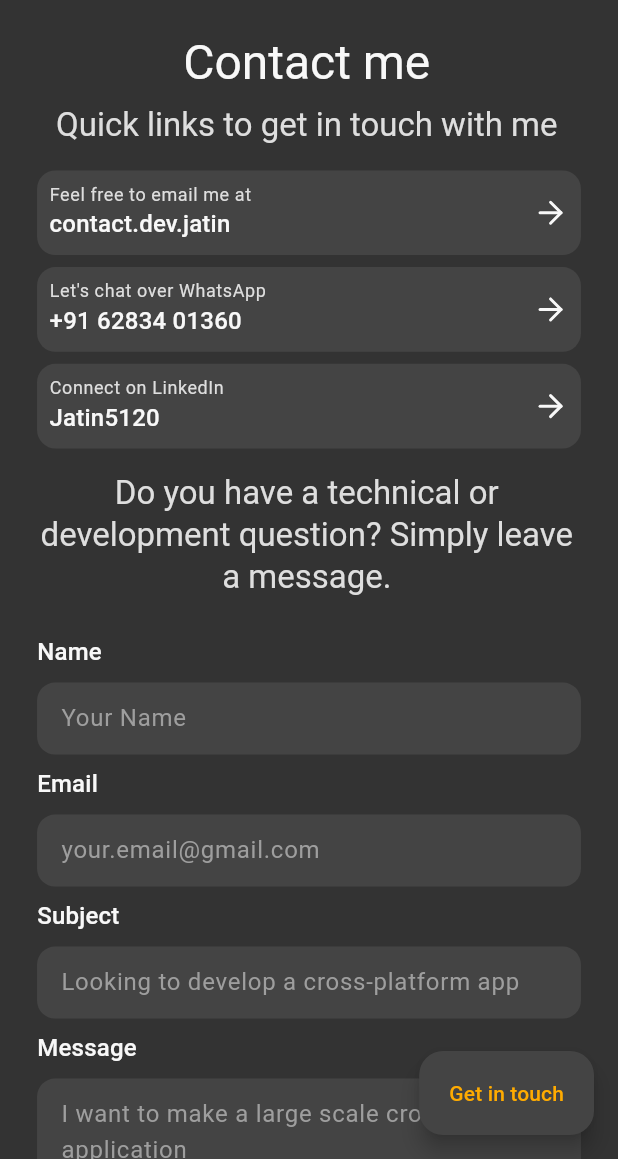
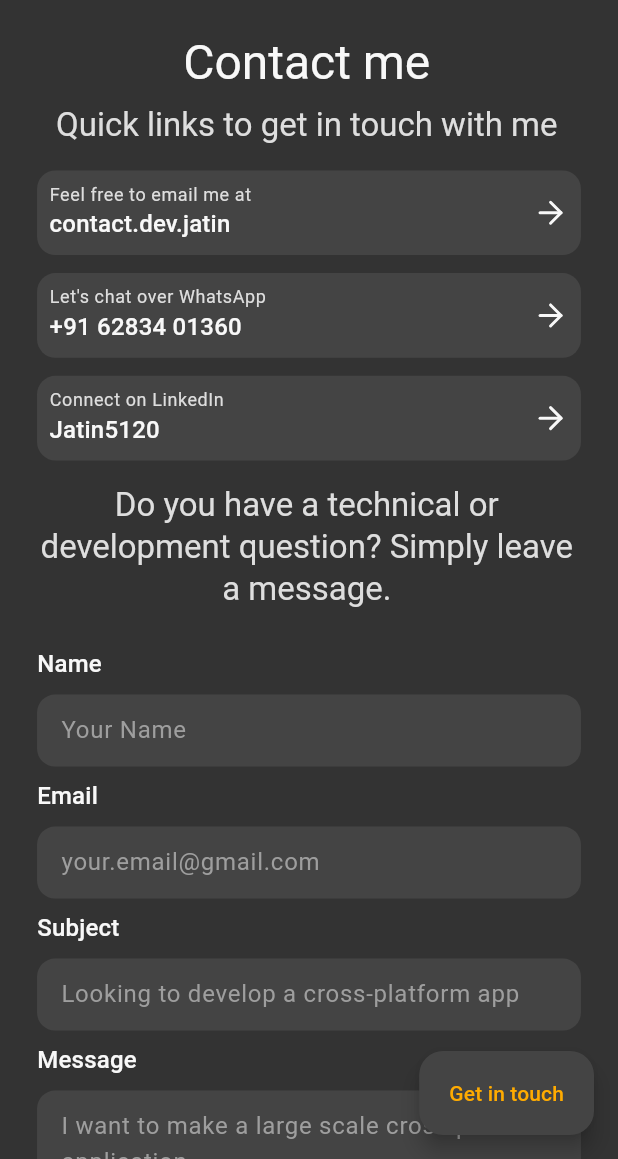
Before and after one commit to Jatin5120/portfolio, a Flutter app: the screen it shows after launch, scrolled down 2304 dp, on a phone screen of 412 x 824 dp, the part 77-1236 px from its top. Run offline on Flutter 3.47's test engine with Material 3 defaults, Android fonts, the phone set to English and light mode, and no system bars; our stand-ins replace cloud_firestore, firebase_core, flutter_screenutil, flutter_svg, get, google_fonts and 2 more; accounts and stored records are empty.

Commit message:
fix: contact card spacing

```diff
--- a/lib/views/dashboard/views/contact/mobile.dart
+++ b/lib/views/dashboard/views/contact/mobile.dart
@@ -31,7 +31,7 @@ class _ContactMobile extends StatelessWidget {
                       e,
                       state: ResponsiveState.mobile,
                     ))
-                .separated(const SizedBox(height: 8)),
+                .separated(const SizedBox(height: 12)),
             const SizedBox(height: 16),
             AppText(
               StringConstants.technicalQuery,
```
